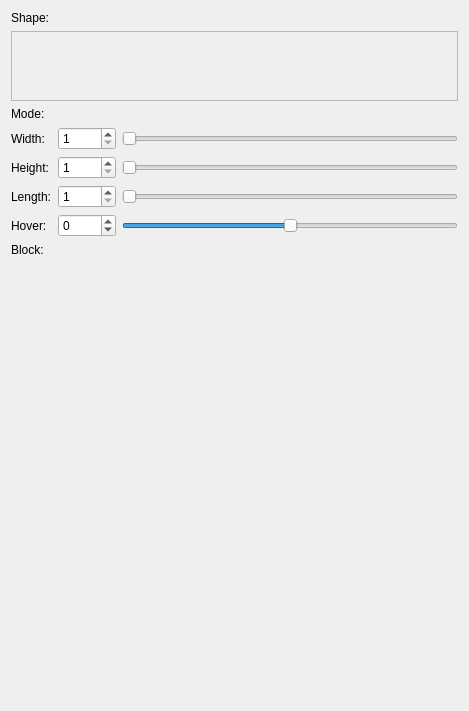
Above: src/mcedit2/ui/editortools/brush.ui from mcedit/mcedit2 before the change. Below: the same form after it.
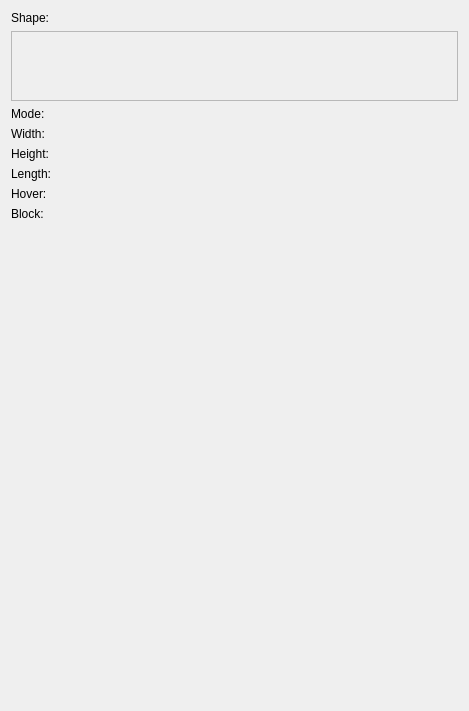
That is the form after the change. Custom widgets are drawn as their Qt base class.

Commit message: Combine a spin box and a slider into a SpinSlider widget. Use it in the brush tool.

```diff
--- a/src/mcedit2/ui/editortools/brush.ui
+++ b/src/mcedit2/ui/editortools/brush.ui
@@ -16,6 +16,16 @@
   <layout class="QVBoxLayout" name="verticalLayout">
    <item>
     <layout class="QGridLayout" name="gridLayout" rowstretch="0,0,0,0,0,0,0,0,0">
+     <item row="4" column="1" colspan="2">
+      <widget class="SpinSlider" name="xSpinSlider" native="true">
+       <property name="sizePolicy">
+        <sizepolicy hsizetype="Expanding" vsizetype="Preferred">
+         <horstretch>0</horstretch>
+         <verstretch>0</verstretch>
+        </sizepolicy>
+       </property>
+      </widget>
+     </item>
      <item row="2" column="0">
       <widget class="QLabel" name="label_5">
        <property name="text">
@@ -24,7 +34,14 @@
       </widget>
      </item>
      <item row="2" column="1" colspan="2">
-      <widget class="BrushModeWidget" name="brushModeInput" native="true"/>
+      <widget class="BrushModeWidget" name="brushModeInput" native="true">
+       <property name="sizePolicy">
+        <sizepolicy hsizetype="Expanding" vsizetype="Preferred">
+         <horstretch>0</horstretch>
+         <verstretch>0</verstretch>
+        </sizepolicy>
+       </property>
+      </widget>
      </item>
      <item row="4" column="0">
       <widget class="QLabel" name="label_2">
@@ -33,38 +50,6 @@
        </property>
       </widget>
      </item>
-     <item row="4" column="1">
-      <widget class="QSpinBox" name="xSpinBox">
-       <property name="minimum">
-        <number>1</number>
-       </property>
-       <property name="maximum">
-        <number>1024</number>
-       </property>
-      </widget>
-     </item>
-     <item row="4" column="2">
-      <widget class="QSlider" name="xSlider">
-       <property name="minimum">
-        <number>1</number>
-       </property>
-       <property name="maximum">
-        <number>80</number>
-       </property>
-       <property name="singleStep">
-        <number>1</number>
-       </property>
-       <property name="orientation">
-        <enum>Qt::Horizontal</enum>
-       </property>
-       <property name="invertedControls">
-        <bool>false</bool>
-       </property>
-       <property name="tickPosition">
-        <enum>QSlider::NoTicks</enum>
-       </property>
-      </widget>
-     </item>
      <item row="5" column="0">
       <widget class="QLabel" name="label_3">
        <property name="text">
@@ -72,29 +57,6 @@
        </property>
       </widget>
      </item>
-     <item row="5" column="1">
-      <widget class="QSpinBox" name="ySpinBox">
-       <property name="minimum">
-        <number>1</number>
-       </property>
-       <property name="maximum">
-        <number>1024</number>
-       </property>
-      </widget>
-     </item>
-     <item row="5" column="2">
-      <widget class="QSlider" name="ySlider">
-       <property name="minimum">
-        <number>1</number>
-       </property>
-       <property name="maximum">
-        <number>80</number>
-       </property>
-       <property name="orientation">
-        <enum>Qt::Horizontal</enum>
-       </property>
-      </widget>
-     </item>
      <item row="6" column="0">
       <widget class="QLabel" name="label_4">
        <property name="text">
@@ -102,26 +64,13 @@
        </property>
       </widget>
      </item>
-     <item row="6" column="1">
-      <widget class="QSpinBox" name="zSpinBox">
-       <property name="minimum">
-        <number>1</number>
-       </property>
-       <property name="maximum">
-        <number>1024</number>
-       </property>
-      </widget>
-     </item>
-     <item row="6" column="2">
-      <widget class="QSlider" name="zSlider">
-       <property name="minimum">
-        <number>1</number>
-       </property>
-       <property name="maximum">
-        <number>80</number>
-       </property>
-       <property name="orientation">
-        <enum>Qt::Horizontal</enum>
+     <item row="7" column="1" colspan="2">
+      <widget class="SpinSlider" name="hoverSpinSlider" native="true">
+       <property name="sizePolicy">
+        <sizepolicy hsizetype="Expanding" vsizetype="Preferred">
+         <horstretch>0</horstretch>
+         <verstretch>0</verstretch>
+        </sizepolicy>
        </property>
       </widget>
      </item>
@@ -132,29 +81,6 @@
        </property>
       </widget>
      </item>
-     <item row="7" column="1">
-      <widget class="QSpinBox" name="hoverSpinBox">
-       <property name="minimum">
-        <number>-1024</number>
-       </property>
-       <property name="maximum">
-        <number>1024</number>
-       </property>
-      </widget>
-     </item>
-     <item row="7" column="2">
-      <widget class="QSlider" name="hoverSlider">
-       <property name="minimum">
-        <number>-80</number>
-       </property>
-       <property name="maximum">
-        <number>80</number>
-       </property>
-       <property name="orientation">
-        <enum>Qt::Horizontal</enum>
-       </property>
-      </widget>
-     </item>
      <item row="8" column="0">
       <widget class="QLabel" name="label_6">
        <property name="text">
@@ -165,8 +91,8 @@
      <item row="8" column="1" colspan="2">
       <widget class="BlockTypeButton" name="blockTypeInput" native="true">
        <property name="sizePolicy">
-        <sizepolicy hsizetype="Preferred" vsizetype="Preferred">
-         <horstretch>0</horstretch>
+        <sizepolicy hsizetype="Expanding" vsizetype="Preferred">
+         <horstretch>1</horstretch>
          <verstretch>0</verstretch>
         </sizepolicy>
        </property>
@@ -181,6 +107,12 @@
      </item>
      <item row="1" column="0" colspan="3">
       <widget class="QScrollArea" name="scrollArea">
+       <property name="sizePolicy">
+        <sizepolicy hsizetype="Expanding" vsizetype="Preferred">
+         <horstretch>0</horstretch>
+         <verstretch>0</verstretch>
+        </sizepolicy>
+       </property>
        <property name="frameShape">
         <enum>QFrame::StyledPanel</enum>
        </property>
@@ -208,6 +140,12 @@
          </property>
          <item>
           <widget class="ShapeWidget" name="brushShapeInput" native="true">
+           <property name="sizePolicy">
+            <sizepolicy hsizetype="Preferred" vsizetype="MinimumExpanding">
+             <horstretch>0</horstretch>
+             <verstretch>0</verstretch>
+            </sizepolicy>
+           </property>
            <property name="minimumSize">
             <size>
              <width>40</width>
@@ -220,17 +158,40 @@
        </widget>
       </widget>
      </item>
+     <item row="5" column="1" colspan="2">
+      <widget class="SpinSlider" name="ySpinSlider" native="true">
+       <property name="sizePolicy">
+        <sizepolicy hsizetype="Expanding" vsizetype="Preferred">
+         <horstretch>0</horstretch>
+         <verstretch>0</verstretch>
+        </sizepolicy>
+       </property>
+      </widget>
+     </item>
+     <item row="6" column="1" colspan="2">
+      <widget class="SpinSlider" name="zSpinSlider" native="true">
+       <property name="sizePolicy">
+        <sizepolicy hsizetype="Expanding" vsizetype="Preferred">
+         <horstretch>0</horstretch>
+         <verstretch>0</verstretch>
+        </sizepolicy>
+       </property>
+      </widget>
+     </item>
     </layout>
    </item>
    <item>
-    <widget class="QWidget" name="widget" native="true">
-     <property name="sizePolicy">
-      <sizepolicy hsizetype="Preferred" vsizetype="Expanding">
-       <horstretch>0</horstretch>
-       <verstretch>1</verstretch>
-      </sizepolicy>
+    <spacer name="verticalSpacer">
+     <property name="orientation">
+      <enum>Qt::Vertical</enum>
      </property>
-    </widget>
+     <property name="sizeHint" stdset="0">
+      <size>
+       <width>20</width>
+       <height>40</height>
+      </size>
+     </property>
+    </spacer>
    </item>
   </layout>
  </widget>
@@ -253,6 +214,12 @@
    <header>blocktypebutton.h</header>
    <container>1</container>
   </customwidget>
+  <customwidget>
+   <class>SpinSlider</class>
+   <extends>QWidget</extends>
+   <header>spinslider.h</header>
+   <container>1</container>
+  </customwidget>
  </customwidgets>
  <resources>
   <include location="../mcedit2.qrc"/>
```
The commit also changes 2 other files.
